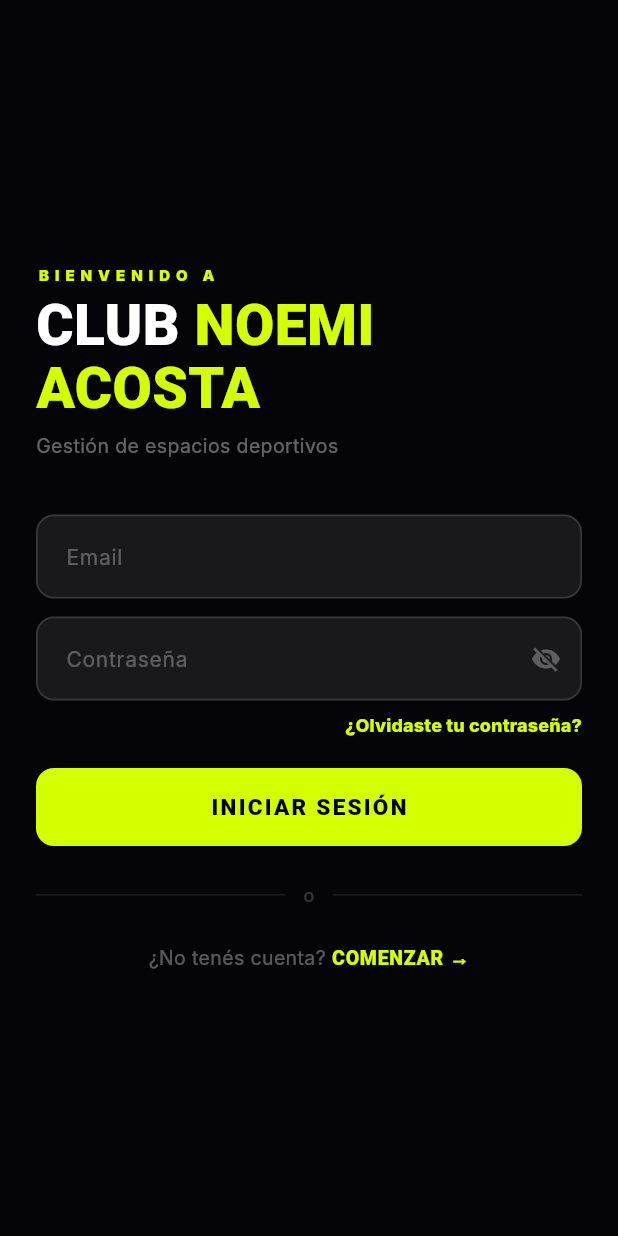
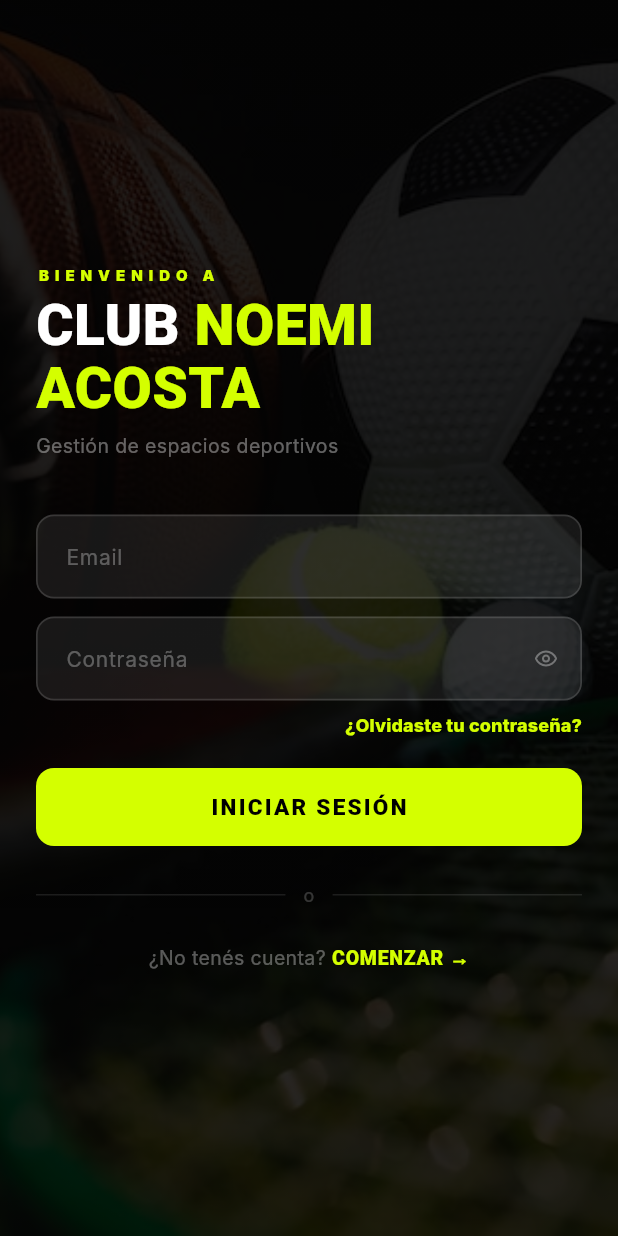
Before and after one commit to soledadacosta/ClubNoemiAcosta, a Flutter app: the screen it shows after launch, on a phone screen of 412 x 824 dp. Run offline on Flutter 3.47's test engine with Material 3 defaults, Android fonts, the phone set to English and light mode, and no system bars; our stand-ins replace flutter_svg; Roboto replaces fonts that are missing (Barlow Condensed, Inter).

Commit message:
login con imagen de fondo, icono SVG y frame mobile

```diff
--- a/frontend/lib/main.dart
+++ b/frontend/lib/main.dart
@@ -1,6 +1,7 @@
 import 'package:flutter/material.dart';
 import 'package:http/http.dart' as http;
 import 'dart:convert';
+import 'package:flutter_svg/flutter_svg.dart';
 
 void main() {
   runApp(const ClubApp());
@@ -23,6 +24,25 @@ class ClubApp extends StatelessWidget {
       initialRoute: '/login',
       routes: {
         '/login': (context) => const LoginScreen(),
+      },
+      builder: (context, child) {
+        return Container(
+          color: const Color(0xFF000000),
+          child: Center(
+            child: ConstrainedBox(
+              constraints: const BoxConstraints(
+                maxWidth: 412,
+                maxHeight: 892,
+              ),
+              child: MediaQuery(
+                data: MediaQuery.of(context).copyWith(
+                  size: const Size(412, 892),
+                ),
+                child: child!,
+              ),
+            ),
+          ),
+        );
       },
     );
   }
@@ -97,7 +117,25 @@ class _LoginScreenState extends State<LoginScreen> {
       body: Stack(
         children: [
           Positioned.fill(
-            child: Container(color: const Color(0xFF050508)),
+            child: Image.asset(
+              'assets/images/Image.png',
+              fit: BoxFit.cover,
+            ),
+          ),
+          Positioned.fill(
+            child: Container(
+              decoration: BoxDecoration(
+                gradient: LinearGradient(
+                  begin: Alignment.topCenter,
+                  end: Alignment.bottomCenter,
+                  colors: [
+                    Colors.black.withValues(alpha: 0.88),
+                    Colors.black.withValues(alpha: 0.88),
+                    Colors.black.withValues(alpha: 0.84),
+                  ],
+                ),
+              ),
+            ),
           ),
           SafeArea(
             child: Center(
@@ -154,11 +192,11 @@ class _LoginScreenState extends State<LoginScreen> {
                       style: const TextStyle(color: Colors.white),
                       decoration: _buildInputDecoration('Contraseña').copyWith(
                         suffixIcon: IconButton(
-                          icon: Icon(
-                            _obscurePassword ? Icons.visibility_off : Icons.visibility,
-                            color: Colors.white.withValues(alpha: 0.30),
-                            size: 20,
-                          ),
+                          icon: SvgPicture.asset(
+                              'assets/icons/Icon.svg',
+                              width: 16,
+                              height: 16,
+                            ),
                           onPressed: () {
                             setState(() => _obscurePassword = !_obscurePassword);
                           },
```
Also changed, not shown: frontend/pubspec.yaml (+10 -76 lines), frontend/assets/icons/Icon.svg (added), frontend/assets/images/Image.png (added).
